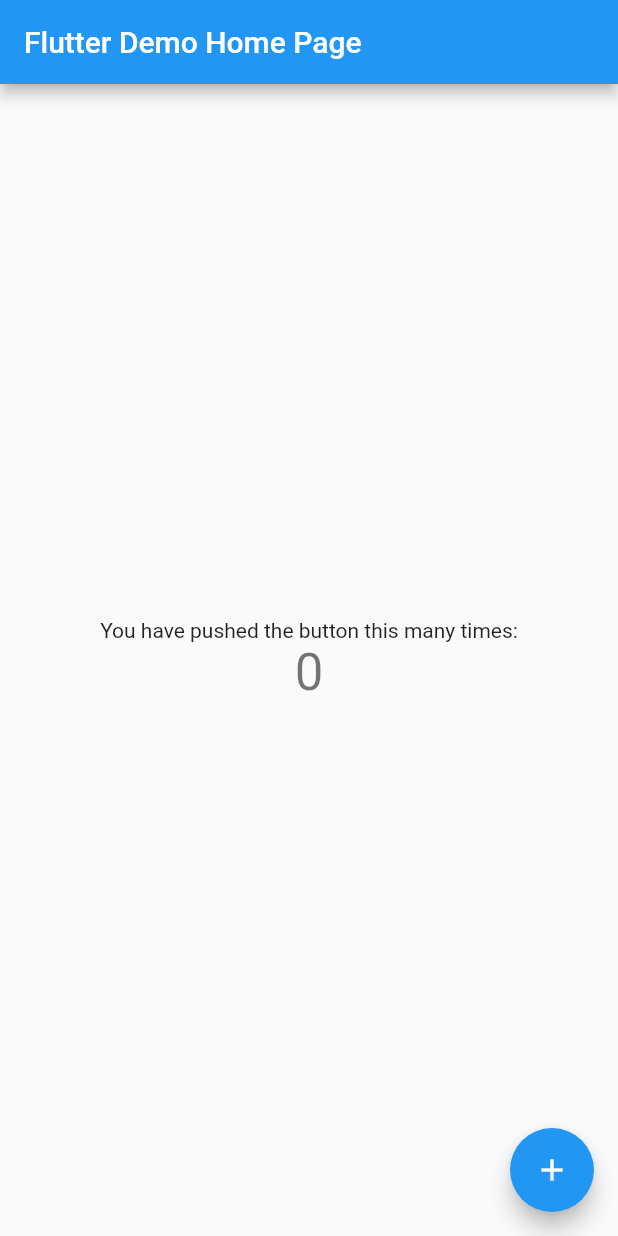
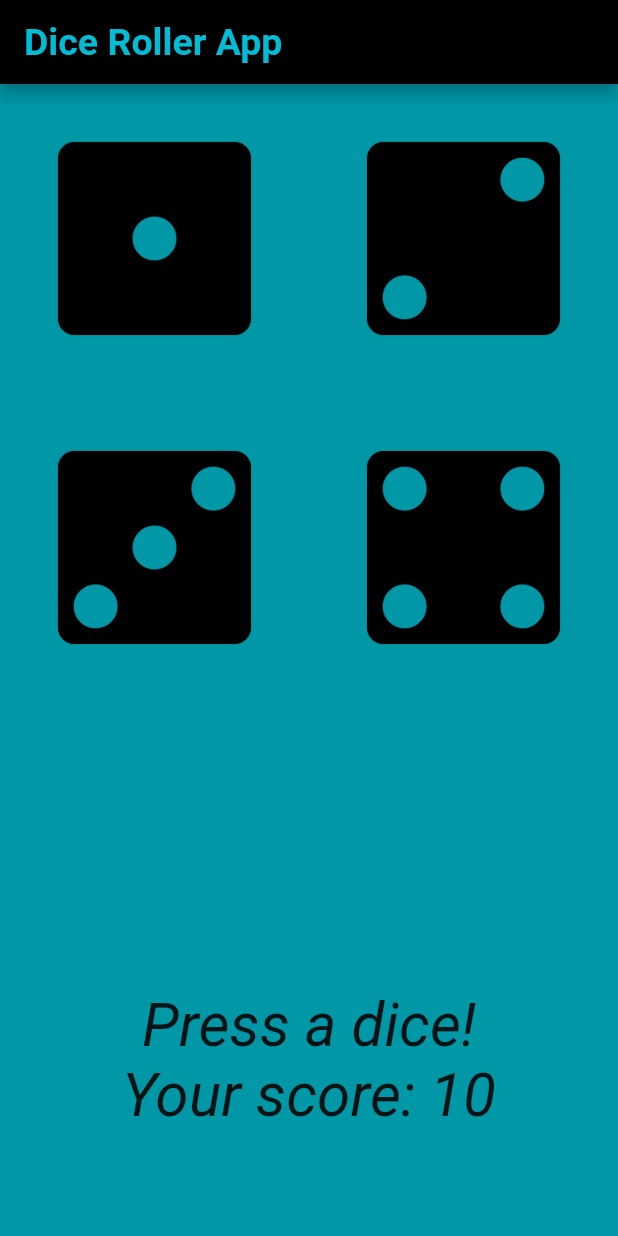
Before and after one commit to Juliana-Dimeglio/Simple_Dice_Roller, a Flutter app: the screen it shows after launch, on a phone screen of 412 x 824 dp. Run offline on Flutter 3.47's test engine with Material 2 defaults, Android fonts, the phone set to English and light mode, and no system bars.

Commit message:
Implementing ui of dice roller

```diff
--- a/lib/main.dart
+++ b/lib/main.dart
@@ -1,113 +1,7 @@
 import 'package:flutter/material.dart';
+import 'package:flutter/cupertino.dart';
+import 'scr/my_app.dart';
 
 void main() {
   runApp(MyApp());
 }
-
-class MyApp extends StatelessWidget {
-  // This widget is the root of your application.
-  @override
-  Widget build(BuildContext context) {
-    return MaterialApp(
-      title: 'Flutter Demo',
-      theme: ThemeData(
-        // This is the theme of your application.
-        //
-        // Try running your application with "flutter run". You'll see the
-        // application has a blue toolbar. Then, without quitting the app, try
-        // changing the primarySwatch below to Colors.green and then invoke
-        // "hot reload" (press "r" in the console where you ran "flutter run",
-        // or simply save your changes to "hot reload" in a Flutter IDE).
-        // Notice that the counter didn't reset back to zero; the application
-        // is not restarted.
-        primarySwatch: Colors.blue,
-      ),
-      home: MyHomePage(title: 'Flutter Demo Home Page'),
-    );
-  }
-}
-
-class MyHomePage extends StatefulWidget {
-  MyHomePage({Key key, this.title}) : super(key: key);
-
-  // This widget is the home page of your application. It is stateful, meaning
-  // that it has a State object (defined below) that contains fields that affect
-  // how it looks.
-
-  // This class is the configuration for the state. It holds the values (in this
-  // case the title) provided by the parent (in this case the App widget) and
-  // used by the build method of the State. Fields in a Widget subclass are
-  // always marked "final".
-
-  final String title;
-
-  @override
-  _MyHomePageState createState() => _MyHomePageState();
-}
-
-class _MyHomePageState extends State<MyHomePage> {
-  int _counter = 0;
-
-  void _incrementCounter() {
-    setState(() {
-      // This call to setState tells the Flutter framework that something has
-      // changed in this State, which causes it to rerun the build method below
-      // so that the display can reflect the updated values. If we changed
-      // _counter without calling setState(), then the build method would not be
-      // called again, and so nothing would appear to happen.
-      _counter++;
-    });
-  }
-
-  @override
-  Widget build(BuildContext context) {
-    // This method is rerun every time setState is called, for instance as done
-    // by the _incrementCounter method above.
-    //
-    // The Flutter framework has been optimized to make rerunning build methods
-    // fast, so that you can just rebuild anything that needs updating rather
-    // than having to individually change instances of widgets.
-    return Scaffold(
-      appBar: AppBar(
-        // Here we take the value from the MyHomePage object that was created by
-        // the App.build method, and use it to set our appbar title.
-        title: Text(widget.title),
-      ),
-      body: Center(
-        // Center is a layout widget. It takes a single child and positions it
-        // in the middle of the parent.
-        child: Column(
-          // Column is also a layout widget. It takes a list of children and
-          // arranges them vertically. By default, it sizes itself to fit its
-          // children horizontally, and tries to be as tall as its parent.
-          //
-          // Invoke "debug painting" (press "p" in the console, choose the
-          // "Toggle Debug Paint" action from the Flutter Inspector in Android
-          // Studio, or the "Toggle Debug Paint" command in Visual Studio Code)
-          // to see the wireframe for each widget.
-          //
-          // Column has various properties to control how it sizes itself and
-          // how it positions its children. Here we use mainAxisAlignment to
-          // center the children vertically; the main axis here is the vertical
-          // axis because Columns are vertical (the cross axis would be
-          // horizontal).
-          mainAxisAlignment: MainAxisAlignment.center,
-          children: <Widget>[
-            Text(
-              'You have pushed the button this many times:',
-            ),
-            Text(
-              '$_counter',
-              style: Theme.of(context).textTheme.headline4,
-            ),
-          ],
-        ),
-      ),
-      floatingActionButton: FloatingActionButton(
-        onPressed: _incrementCounter,
-        tooltip: 'Increment',
-        child: Icon(Icons.add),
-      ), // This trailing comma makes auto-formatting nicer for build methods.
-    );
-  }
-}
--- /dev/null
+++ b/lib/scr/my_app.dart
@@ -0,0 +1,23 @@
+import 'package:flutter/material.dart';
+import 'screen_dice_roller.dart';
+
+class MyApp extends StatefulWidget {
+  const MyApp({Key key}) : super(key: key);
+
+  @override
+  _MyAppState createState() => _MyAppState();
+}
+
+class _MyAppState extends State<MyApp> {
+  @override
+  Widget build(BuildContext context) {
+    return MaterialApp(
+      title: 'FlutterDemo',
+      theme: ThemeData(
+        primarySwatch: Colors.blue,
+        visualDensity: VisualDensity.adaptivePlatformDensity,
+      ),
+      home: ScreenDiceRoller(),
+    );
+  }
+}
--- /dev/null
+++ b/lib/scr/screen_dice_roller.dart
@@ -0,0 +1,61 @@
+import 'package:flutter/material.dart';
+import '../utils/constants_file.dart';
+
+class ScreenDiceRoller extends StatefulWidget {
+  final String title;
+  final int numberOfDice;
+
+  ScreenDiceRoller({
+    Key key,
+    this.title = "Dice Roller App",
+    this.numberOfDice = Constants.numberOfDice,
+  }) : super(key: key);
+
+  @override
+  _ScreenDiceRollerState createState() => _ScreenDiceRollerState();
+}
+
+class _ScreenDiceRollerState extends State<ScreenDiceRoller> {
+  @override
+  Widget build(BuildContext context) {
+    return MaterialApp(
+      title: widget.title,
+      home: Scaffold(
+        backgroundColor: Colors.cyan.shade700,
+        appBar: AppBar(
+          title: Text(
+            widget.title,
+            style: TextStyle(
+              color: Colors.cyan,
+              fontWeight: FontWeight.bold,
+              fontSize: Constants.fontSizeTitle,
+            ),
+          ),
+          backgroundColor: Colors.black,
+        ),
+        body: GridView.count(
+          crossAxisCount: 2,
+          children: List.generate(widget.numberOfDice, (index) {
+            return Center(
+              child: Image.asset(
+                "assets/images/Dice_${(index % Constants.modNumber) + 1}.png",
+                height: Constants.imageHeight,
+              ),
+            );
+          }),
+        ),
+        bottomNavigationBar: Padding(
+          padding: const EdgeInsets.only(bottom: Constants.paddingText),
+          child: Text(
+            "Press a dice!\nYour score: 10",
+            style: TextStyle(
+              fontSize: Constants.fontSizeText,
+              fontStyle: FontStyle.italic,
+            ),
+            textAlign: TextAlign.center,
+          ),
+        ),
+      ),
+    );
+  }
+}
--- /dev/null
+++ b/lib/utils/constants_file.dart
@@ -0,0 +1,8 @@
+abstract class Constants {
+  static const double imageHeight = 150;
+  static const int modNumber = 6;
+  static const double fontSizeTitle = 25;
+  static const double fontSizeText = 40;
+  static const int numberOfDice = 4;
+  static const double paddingText = 70;
+}
--- a/pubspec.yaml
+++ b/pubspec.yaml
@@ -43,6 +43,8 @@ flutter:
   # included with your application, so that you can use the icons in
   # the material Icons class.
   uses-material-design: true
+  assets:
+    - assets/images/
 
   # To add assets to your application, add an assets section, like this:
   # assets:
```
Also changed, not shown: assets/images/Dice_1.png (added), assets/images/Dice_2.png (added), assets/images/Dice_3.png (added), assets/images/Dice_4.png (added), assets/images/Dice_5.png (added), assets/images/Dice_6.png (added), 1 other file.
